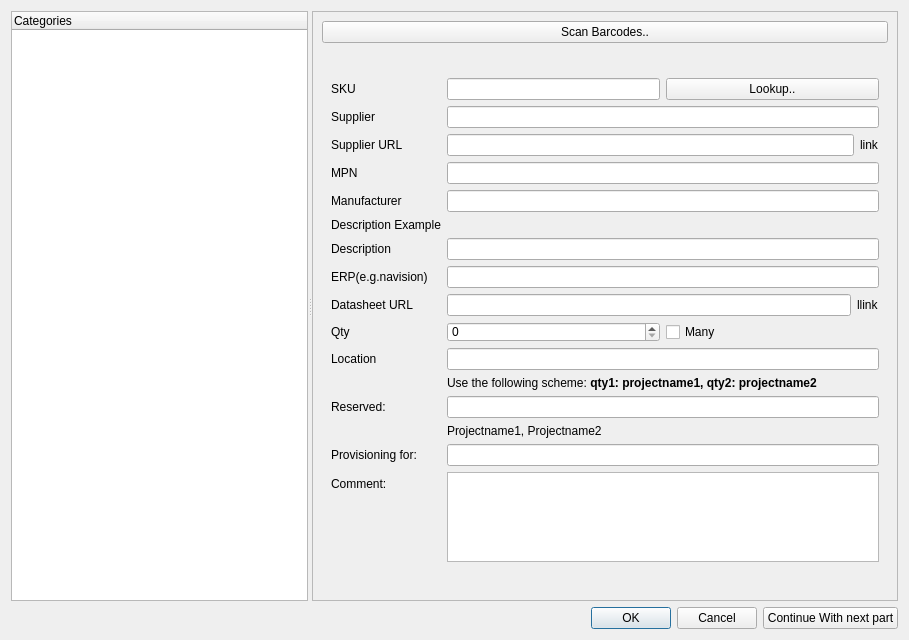
Above: partcreationwindow.ui from ArnePhotonics/EpartStocker before the change. Below: the same form after it.
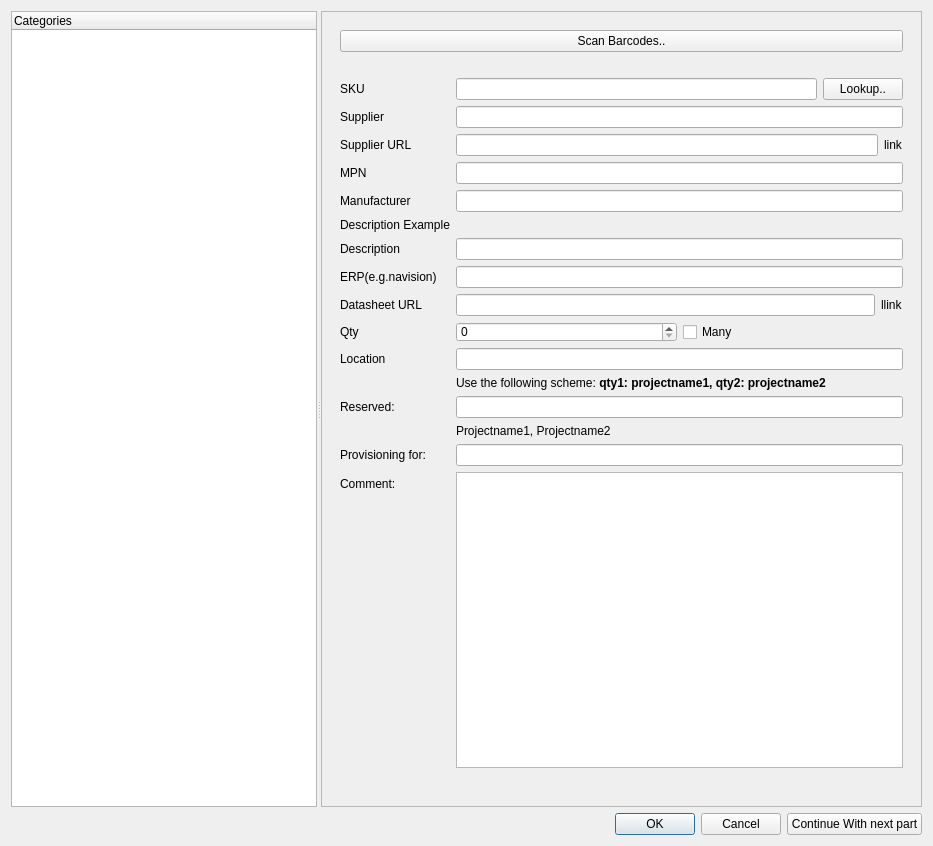
That is the form after the change.

Commit message: digikey seems to be working again

The edit to the form file:
```diff
--- a/partcreationwindow.ui
+++ b/partcreationwindow.ui
@@ -6,8 +6,8 @@
    <rect>
     <x>0</x>
     <y>0</y>
-    <width>909</width>
-    <height>640</height>
+    <width>933</width>
+    <height>846</height>
    </rect>
   </property>
   <property name="windowTitle">
@@ -41,18 +41,11 @@
         <rect>
          <x>0</x>
          <y>0</y>
-         <width>608</width>
-         <height>382</height>
+         <width>625</width>
+         <height>407</height>
         </rect>
        </property>
        <layout class="QGridLayout" name="gridLayout_2">
-        <item row="0" column="0">
-         <widget class="QPushButton" name="scanbarcodeButton">
-          <property name="text">
-           <string>Scan Barcodes..</string>
-          </property>
-         </widget>
-        </item>
         <item row="1" column="0">
          <widget class="QWidget" name="widget" native="true">
           <property name="minimumSize">
@@ -62,16 +55,16 @@
            </size>
           </property>
           <layout class="QGridLayout" name="gridLayout_3">
-           <item row="0" column="0">
+           <item row="1" column="0">
             <layout class="QFormLayout" name="formLayout">
-             <item row="1" column="0">
+             <item row="2" column="0">
               <widget class="QLabel" name="sKULabel">
                <property name="text">
                 <string>SKU</string>
                </property>
               </widget>
              </item>
-             <item row="1" column="1">
+             <item row="2" column="1">
               <layout class="QHBoxLayout" name="horizontalLayout_3">
                <item>
                 <widget class="QLineEdit" name="sKULineEdit">
@@ -91,6 +84,12 @@
                </item>
                <item>
                 <widget class="QPushButton" name="lookupButton">
+                 <property name="sizePolicy">
+                  <sizepolicy hsizetype="Maximum" vsizetype="Preferred">
+                   <horstretch>0</horstretch>
+                   <verstretch>0</verstretch>
+                  </sizepolicy>
+                 </property>
                  <property name="minimumSize">
                   <size>
                    <width>0</width>
@@ -104,24 +103,24 @@
                </item>
               </layout>
              </item>
-             <item row="2" column="0">
+             <item row="3" column="0">
               <widget class="QLabel" name="supplierLabel">
                <property name="text">
                 <string>Supplier</string>
                </property>
               </widget>
              </item>
-             <item row="2" column="1">
+             <item row="3" column="1">
               <widget class="QLineEdit" name="supplierLineEdit"/>
              </item>
-             <item row="5" column="0">
+             <item row="6" column="0">
               <widget class="QLabel" name="supplierURLLabel">
                <property name="text">
                 <string>Supplier URL</string>
                </property>
               </widget>
              </item>
-             <item row="5" column="1">
+             <item row="6" column="1">
               <layout class="QHBoxLayout" name="horizontalLayout_5">
                <item>
                 <widget class="QLineEdit" name="supplierLinkLineEdit"/>
@@ -135,68 +134,68 @@
                </item>
               </layout>
              </item>
-             <item row="6" column="0">
+             <item row="7" column="0">
               <widget class="QLabel" name="mPNLabel">
                <property name="text">
                 <string>MPN</string>
                </property>
               </widget>
              </item>
-             <item row="6" column="1">
+             <item row="7" column="1">
               <widget class="QLineEdit" name="mPNLineEdit"/>
              </item>
-             <item row="7" column="0">
+             <item row="8" column="0">
               <widget class="QLabel" name="manufacturerLabel">
                <property name="text">
                 <string>Manufacturer</string>
                </property>
               </widget>
              </item>
-             <item row="7" column="1">
+             <item row="8" column="1">
               <widget class="QLineEdit" name="manufacturerLineEdit"/>
              </item>
-             <item row="8" column="0">
+             <item row="9" column="0">
               <widget class="QLabel" name="label">
                <property name="text">
                 <string>Description Example</string>
                </property>
               </widget>
              </item>
-             <item row="8" column="1">
+             <item row="9" column="1">
               <widget class="QLabel" name="exampleLable">
                <property name="text">
                 <string/>
                </property>
               </widget>
              </item>
-             <item row="9" column="0">
+             <item row="10" column="0">
               <widget class="QLabel" name="descriptionLabel">
                <property name="text">
                 <string>Description</string>
                </property>
               </widget>
              </item>
-             <item row="9" column="1">
+             <item row="10" column="1">
               <widget class="QLineEdit" name="descriptionLineEdit"/>
              </item>
-             <item row="11" column="0">
+             <item row="12" column="0">
               <widget class="QLabel" name="eRPEGNavisionLabel">
                <property name="text">
                 <string>ERP(e.g.navision)</string>
                </property>
               </widget>
              </item>
-             <item row="11" column="1">
+             <item row="12" column="1">
               <widget class="QLineEdit" name="eRPLineEdit"/>
              </item>
-             <item row="14" column="0">
+             <item row="15" column="0">
               <widget class="QLabel" name="datasheetURLLabel">
                <property name="text">
                 <string>Datasheet URL</string>
                </property>
               </widget>
              </item>
-             <item row="14" column="1">
+             <item row="15" column="1">
               <layout class="QHBoxLayout" name="horizontalLayout_4">
                <item>
                 <widget class="QLineEdit" name="datasheetLinkLineEdit"/>
@@ -210,14 +209,14 @@
                </item>
               </layout>
              </item>
-             <item row="17" column="0">
+             <item row="18" column="0">
               <widget class="QLabel" name="qtyLabel">
                <property name="text">
                 <string>Qty</string>
                </property>
               </widget>
              </item>
-             <item row="17" column="1">
+             <item row="18" column="1">
               <layout class="QHBoxLayout" name="horizontalLayout">
                <item>
                 <widget class="QSpinBox" name="qtySpinBox">
@@ -241,21 +240,21 @@
                </item>
               </layout>
              </item>
-             <item row="18" column="0">
+             <item row="19" column="0">
               <widget class="QLabel" name="lotLabel">
                <property name="text">
                 <string>Location</string>
                </property>
               </widget>
              </item>
-             <item row="18" column="1">
+             <item row="19" column="1">
               <layout class="QHBoxLayout" name="horizontalLayout_2">
                <item>
                 <widget class="QLineEdit" name="locationLineEdit"/>
                </item>
               </layout>
              </item>
-             <item row="20" column="1">
+             <item row="21" column="1">
               <widget class="QLabel" name="label_3">
                <property name="text">
                 <string>Use the following scheme: &lt;b&gt; qty1: projectname1, qty2: projectname2&lt;/b&gt;</string>
@@ -265,44 +264,44 @@
                </property>
               </widget>
              </item>
-             <item row="21" column="0">
+             <item row="22" column="0">
               <widget class="QLabel" name="label_2">
                <property name="text">
                 <string>Reserved:</string>
                </property>
               </widget>
              </item>
-             <item row="21" column="1">
-              <widget class="QLineEdit" name="reserved_lineEdit"/>
-             </item>
              <item row="22" column="1">
+              <widget class="QLineEdit" name="reserved_lineEdit"/>
+             </item>
+             <item row="23" column="1">
               <widget class="QLabel" name="label_6">
                <property name="text">
                 <string>Projectname1, Projectname2</string>
                </property>
               </widget>
              </item>
-             <item row="23" column="0">
+             <item row="24" column="0">
               <widget class="QLabel" name="label_5">
                <property name="text">
                 <string>Provisioning for:</string>
                </property>
               </widget>
              </item>
-             <item row="23" column="1">
+             <item row="24" column="1">
               <widget class="QLineEdit" name="provisioning_lineEdit"/>
              </item>
-             <item row="24" column="0">
+             <item row="25" column="0">
               <widget class="QLabel" name="label_4">
                <property name="text">
                 <string>Comment:</string>
                </property>
               </widget>
              </item>
-             <item row="24" column="1">
+             <item row="25" column="1">
               <widget class="QTextEdit" name="comment_textEdit"/>
              </item>
-             <item row="26" column="0" colspan="2">
+             <item row="27" column="0" colspan="2">
               <widget class="QLabel" name="additionalparameterLabel">
                <property name="text">
                 <string/>
@@ -324,6 +323,13 @@
              </item>
             </layout>
            </item>
+           <item row="0" column="0">
+            <widget class="QPushButton" name="scanbarcodeButton">
+             <property name="text">
+              <string>Scan Barcodes..</string>
+             </property>
+            </widget>
+           </item>
           </layout>
          </widget>
         </item>
```
The commit also changes 2 other files.
